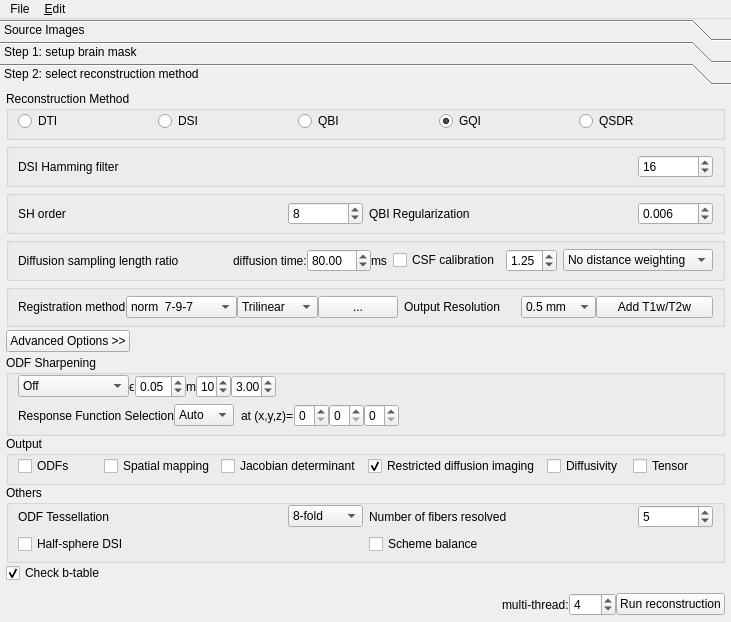
Qt form reconstruction/reconstruction_window.ui (frankyeh/DSI-Studio) before a commit.
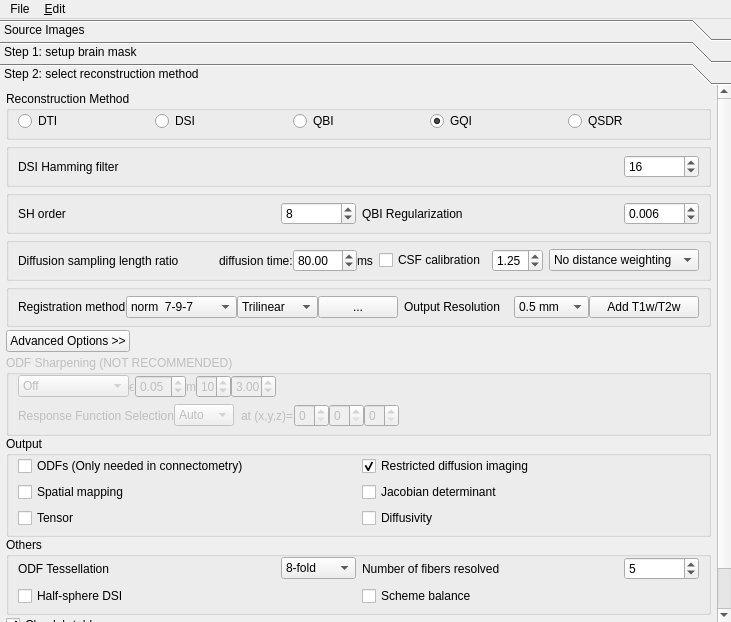
The same form after that commit. Icons and pictures are not drawn.

Commit message: [rec] remove deconvolution and decomposition

```diff
--- a/reconstruction/reconstruction_window.ui
+++ b/reconstruction/reconstruction_window.ui
@@ -1047,8 +1047,11 @@
            </property>
            <item>
             <widget class="QGroupBox" name="ODFSharpening">
+             <property name="enabled">
+              <bool>false</bool>
+             </property>
              <property name="title">
-              <string>ODF Sharpening</string>
+              <string>ODF Sharpening (NOT RECOMMENDED)</string>
              </property>
              <layout class="QVBoxLayout" name="verticalLayout_10">
               <property name="spacing">
@@ -1364,35 +1367,21 @@
              <property name="title">
               <string>Output</string>
              </property>
-             <layout class="QHBoxLayout" name="horizontalLayout_16">
+             <layout class="QGridLayout" name="gridLayout_3">
               <property name="topMargin">
                <number>0</number>
               </property>
               <property name="bottomMargin">
                <number>6</number>
               </property>
-              <item>
-               <widget class="QCheckBox" name="RecordODF">
+              <item row="4" column="0">
+               <widget class="QCheckBox" name="output_tensor">
                 <property name="text">
-                 <string>ODFs</string>
+                 <string>Tensor</string>
                 </property>
                </widget>
               </item>
-              <item>
-               <widget class="QCheckBox" name="output_mapping">
-                <property name="text">
-                 <string>Spatial mapping</string>
-                </property>
-               </widget>
-              </item>
-              <item>
-               <widget class="QCheckBox" name="output_jacobian">
-                <property name="text">
-                 <string>Jacobian determinant</string>
-                </property>
-               </widget>
-              </item>
-              <item>
+              <item row="1" column="1">
                <widget class="QCheckBox" name="rdi">
                 <property name="text">
                  <string>Restricted diffusion imaging</string>
@@ -1402,20 +1391,34 @@
                 </property>
                </widget>
               </item>
-              <item>
+              <item row="3" column="0">
+               <widget class="QCheckBox" name="output_mapping">
+                <property name="text">
+                 <string>Spatial mapping</string>
+                </property>
+               </widget>
+              </item>
+              <item row="1" column="0">
+               <widget class="QCheckBox" name="RecordODF">
+                <property name="text">
+                 <string>ODFs (Only needed in connectometry)</string>
+                </property>
+               </widget>
+              </item>
+              <item row="3" column="1">
+               <widget class="QCheckBox" name="output_jacobian">
+                <property name="text">
+                 <string>Jacobian determinant</string>
+                </property>
+               </widget>
+              </item>
+              <item row="4" column="1">
                <widget class="QCheckBox" name="output_diffusivity">
                 <property name="text">
                  <string>Diffusivity</string>
                 </property>
                </widget>
               </item>
-              <item>
-               <widget class="QCheckBox" name="output_tensor">
-                <property name="text">
-                 <string>Tensor</string>
-                </property>
-               </widget>
-              </item>
              </layout>
             </widget>
            </item>
```
The commit also changes 2 other files.
